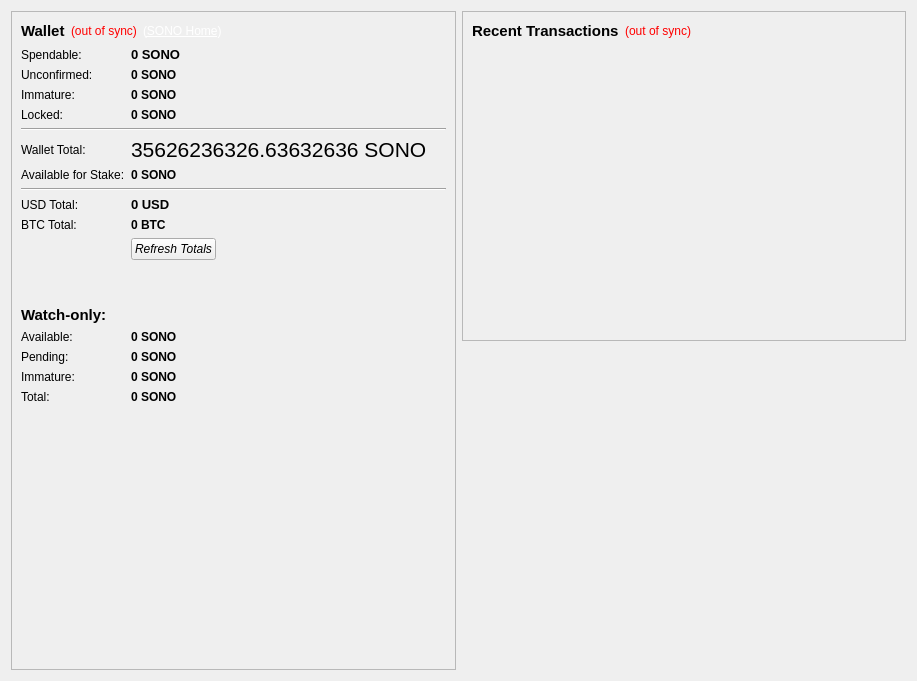
Above: src/qt/forms/overviewpage.ui from zPools/sonoa before the change. Below: the same form after it.
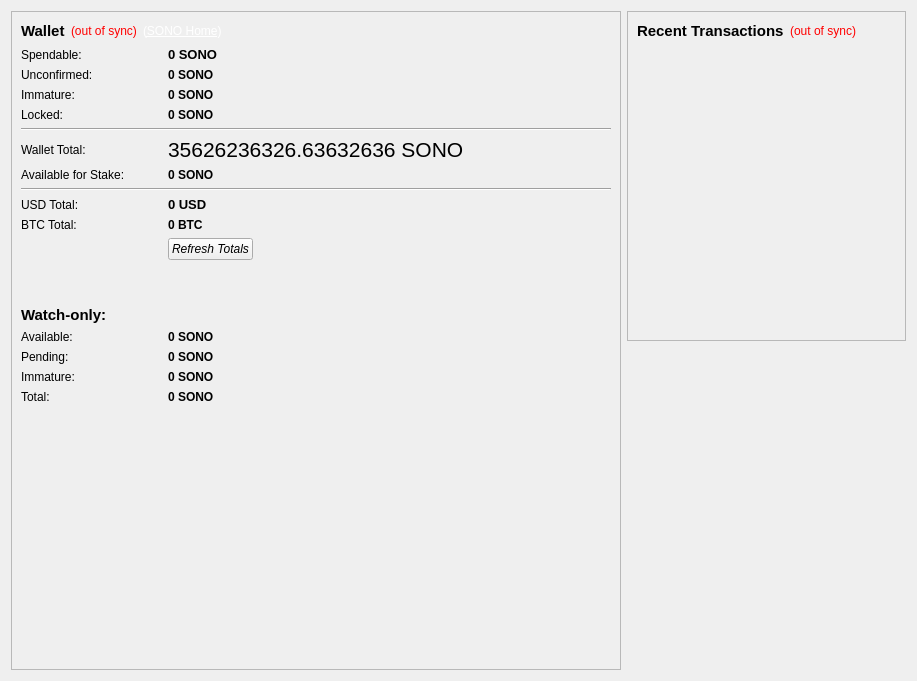
That is the form after the change. Icons and pictures are not drawn.

Diff of the .ui file:
```diff
--- a/src/qt/forms/overviewpage.ui
+++ b/src/qt/forms/overviewpage.ui
@@ -13,7 +13,7 @@
   <property name="windowTitle">
    <string>Form</string>
   </property>
-  <layout class="QHBoxLayout" name="horizontalLayout" stretch="1,1">
+  <layout class="QHBoxLayout" name="horizontalLayout" stretch="1,0">
    <item>
     <layout class="QVBoxLayout" name="verticalLayout_2">
      <item>
```
Left out of the diff: 502 changed lines with no effect on the pictures.
